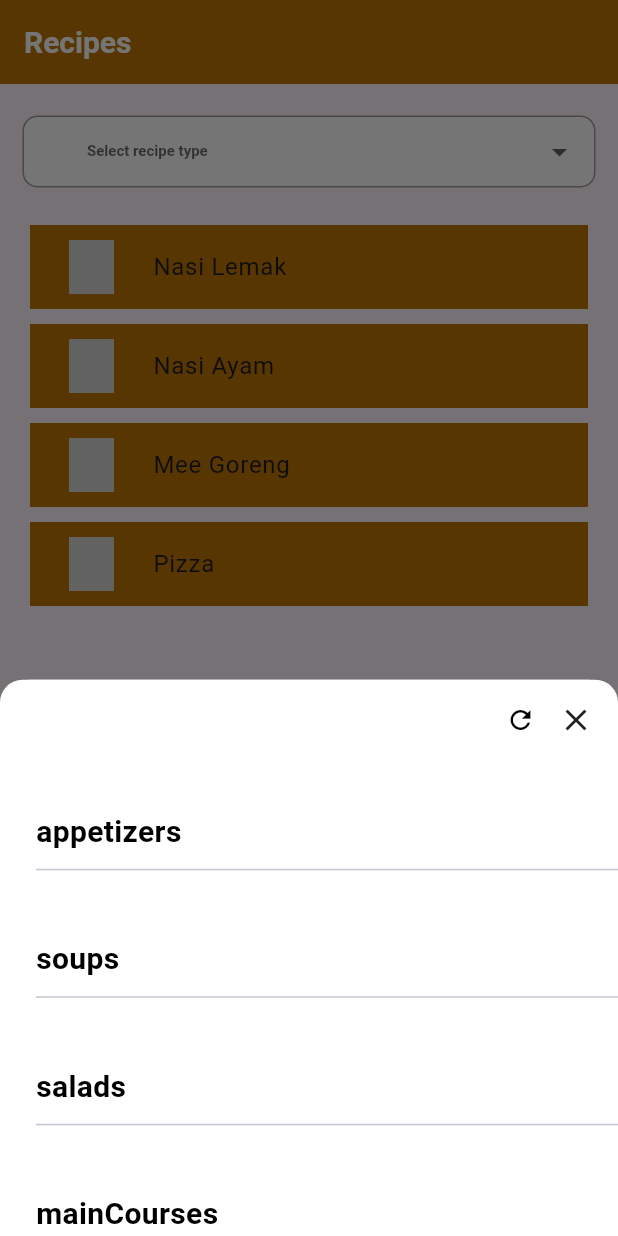
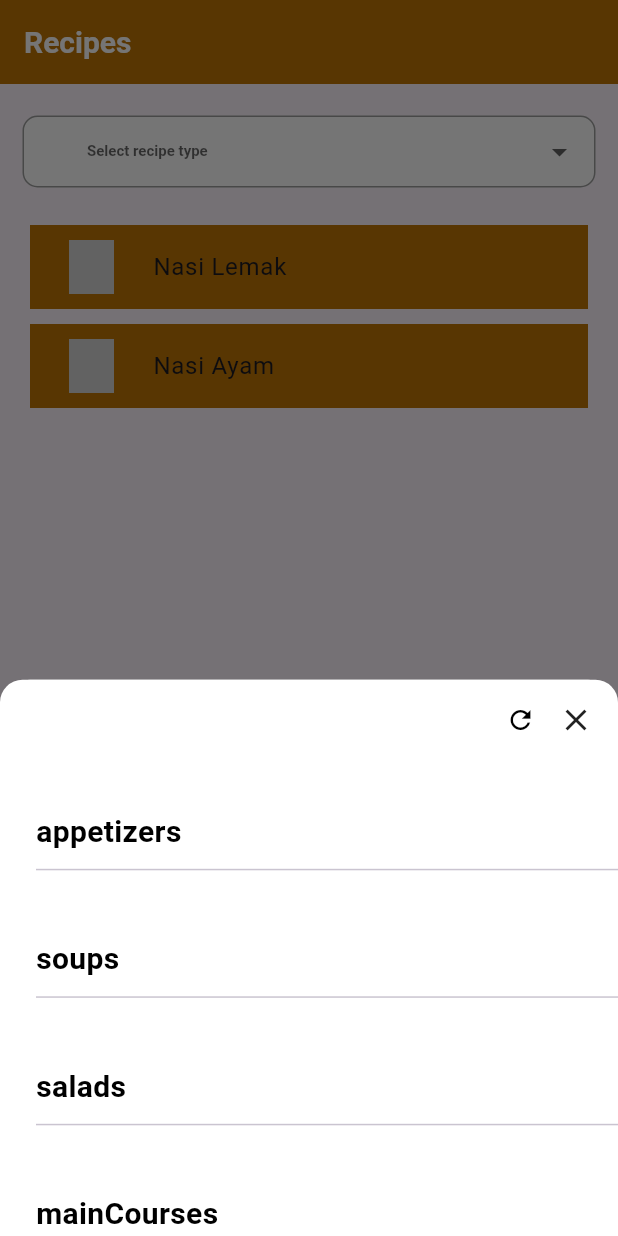
Before and after one commit to Anantharao1998/recipe_app, a Flutter app: the screen it shows after launch, after a tap on "Select recipe type", on a phone screen of 412 x 824 dp. Run offline on Flutter 3.47's test engine with Material 3 defaults, Android fonts, the phone set to English and light mode, and no system bars; drawn by our look-alikes of cached_network_image; our stand-ins replace cloud_firestore, dartz, equatable, firebase_core, flutter_screenutil, flutter_svg and 6 more; accounts and stored records are empty; generated files the repository leaves out were written again; network calls fail; project files that could hold a hidden picture were left out.

Commit message:
Changed pre-populated recipes

```diff
--- a/lib/core/constants/list_constant.dart
+++ b/lib/core/constants/list_constant.dart
@@ -5,26 +5,105 @@ List<RecipeInfo> recipesList = <RecipeInfo>[
   const RecipeInfo(
     image: 'https://www.andy-cooks.com/cdn/shop/articles/20231116072724-c2-a9andy_cooks_thumbnails_nasi_lemak_01.jpg?v=1700389619',
     name: 'Nasi Lemak',
-    ingredients: <String>['1. Coconut milk', '2. Rice'],
+    ingredients: <String>[
+      '2 cups rice',
+      '1 cup coconut milk',
+      '2 cups water',
+      '2 pandan leaves',
+      '1 teaspoon salt',
+      '2 eggs',
+      '1 cucumber',
+      '1/2 cup peanuts',
+      '1/2 cup anchovies',
+      '5-10 chili peppers',
+      '3 shallots',
+      '2 cloves garlic',
+      '1 tablespoon shrimp paste',
+      '2 tablespoons sugar',
+      '1 tablespoon tamarind paste',
+      'Cooking oil',
+      'Boil rice with coconut milk, water, pandan leaves, and salt.',
+      'Boil eggs.',
+      'Slice cucumber.',
+      'Fry peanuts and anchovies until crispy.',
+      'Blend chili peppers, shallots, garlic, shrimp paste, and sugar.',
+      'Sauté blended mixture with oil until fragrant.',
+      'Add tamarind paste, salt, and water to make sambal.',
+      'Serve Nasi Lemak with rice, eggs, cucumber, peanuts, anchovies, and sambal.',
+    ],
     type: RecipeType.mainCourses,
+    steps: '''
+Here's a concise recipe for making Nasi Lemak:
+
+1. Wash and soak 2 cups of rice for 30 minutes.
+2. Boil rice with 1 cup coconut milk, 2 cups water, 2 pandan leaves, and 1 tsp salt.
+3. Hard-boil 2 eggs and slice 1 cucumber.
+4. Fry 1/2 cup each of peanuts and anchovies until crispy.
+5. Blend 5-10 chili peppers, 3 shallots, 2 cloves garlic, 1 tbsp shrimp paste, and 2 tbsp sugar for sambal.
+6. Sauté blended mixture with oil until fragrant. Add 1 tbsp tamarind paste, salt, and water to make sambal.
+7. Serve Nasi Lemak with rice, eggs, cucumber, peanuts, anchovies, and sambal. Enjoy!
+''',
   ),
   const RecipeInfo(
     image: 'https://cdn.motherhood.com.my/wp-content/uploads/sites/2/2022/05/16192140/resepi-nasi-ayam-lengkap-1024x674.png',
     name: 'Nasi Ayam',
-    ingredients: <String>[],
+    ingredients: <String>[
+      // For Chicken
+      'Chicken (whole or parts)',
+      'Ginger',
+      'Garlic',
+      'Shallots',
+      'Lemongrass',
+      'Salt',
+      'Soy sauce',
+      'Sesame oil',
+
+      // For Rice
+      'Long-grain rice',
+      'Chicken broth (or water)',
+      'Pandan leaves',
+      'Garlic',
+      'Ginger',
+      'Salt',
+      'Coconut milk',
+
+      // For Accompaniments
+      'Cucumber slices',
+      'Tomato slices',
+      'Lettuce leaves',
+      'Red chili sauce or sambal',
+      'Fried shallots',
+
+      // Optional
+      'Hard-boiled eggs',
+      'Fried chicken skin',
+      'Chicken liver and gizzard',
+    ],
     type: RecipeType.seafood,
-  ),
-  const RecipeInfo(
-    image: 'https://christieathome.com/wp-content/uploads/2020/12/Mee-Goreng-8-2048x2048.jpg',
-    name: 'Mee Goreng',
-    ingredients: <String>[],
-    type: RecipeType.beverages,
-  ),
-  const RecipeInfo(
-    image:
-        'https://www.foodandwine.com/thmb/4qg95tjf0mgdHqez5OLLYc0PNT4=/750x0/filters:no_upscale():max_bytes(150000):strip_icc():format(webp)/classic-cheese-pizza-FT-RECIPE0422-31a2c938fc2546c9a07b7011658cfd05.jpg',
-    name: 'Pizza',
-    ingredients: <String>[],
-    type: RecipeType.salads,
+    steps: '''
+1. Prepare the Chicken:
+   - Clean and prepare the chicken (whole or parts) by removing excess fat and skin.
+   - In a blender or mortar and pestle, blend or grind together ginger, garlic, shallots, and lemongrass to make a paste.
+   - Rub the chicken with the prepared paste, salt, soy sauce, and sesame oil. Marinate for at least 30 minutes.
+   - Heat a pan or grill over medium heat and cook the chicken until golden brown and fully cooked. Set aside.
+
+2. Cook the Rice:
+   - Rinse the long-grain rice until the water runs clear. Drain well.
+   - In a pot, combine the drained rice with chicken broth (or water), pandan leaves, garlic, ginger, salt, and coconut milk.
+   - Bring the mixture to a boil, then reduce the heat to low and let it simmer, covered, until the rice is cooked and fluffy.
+   - Once cooked, fluff the rice with a fork and remove the pandan leaves. Keep warm.
+
+3. Prepare the Accompaniments:
+   - Slice the cucumber and tomato. Wash and dry the lettuce leaves.
+   - Prepare any optional accompaniments such as hard-boiled eggs, fried chicken skin, or chicken liver and gizzard.
+   - Arrange all the accompaniments on a serving plate.
+
+4. Serve:
+   - To serve, place a portion of the cooked rice on a plate.
+   - Add a portion of the cooked chicken on top of the rice.
+   - Serve with sliced cucumber, tomato, lettuce, and a side of red chili sauce or sambal.
+   - Optionally, garnish with fried shallots and serve with any additional accompaniments.
+   - Enjoy your delicious Nasi Ayam!
+''',
   ),
 ];
```
